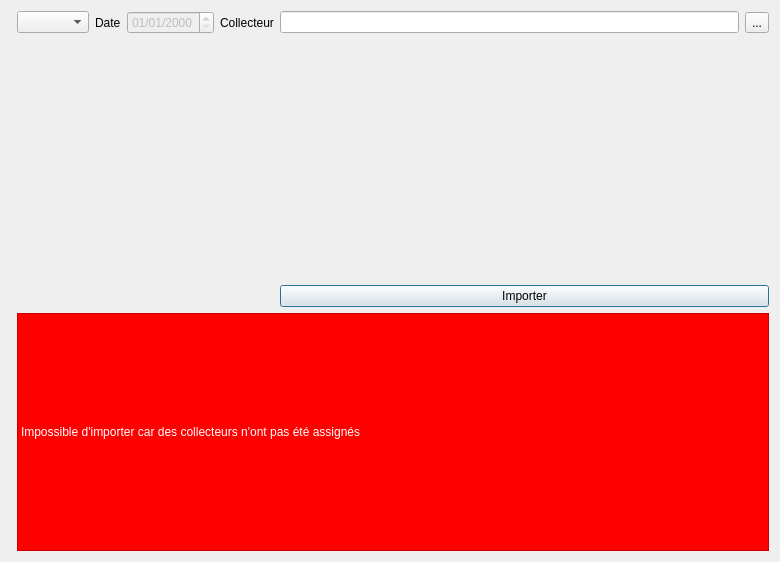
The window that ui/ui_databrowserdialog.ui (opengisch/QGIS_TEKSI_Wincan_Importer_Plugin) describes before a commit, drawn with Qt 5.
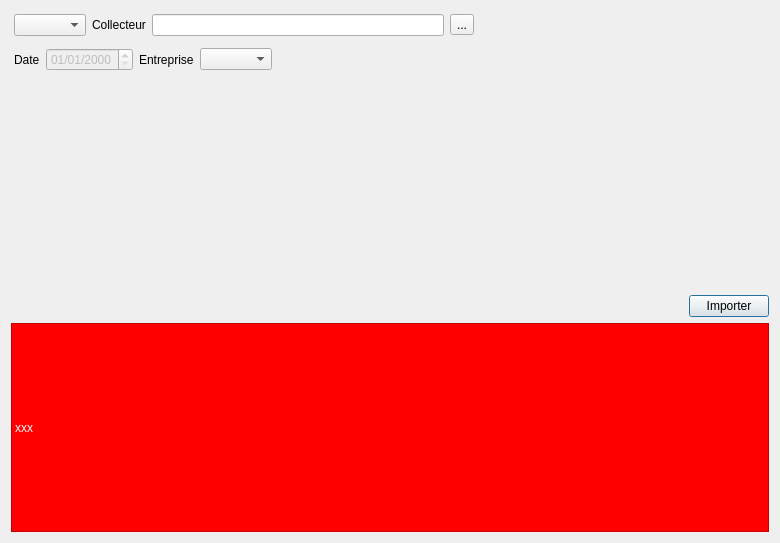
The same window after the commit. Icons and pictures are not drawn. Custom widgets are drawn as their Qt base class.

```diff
--- a/ui/ui_databrowserdialog.ui
+++ b/ui/ui_databrowserdialog.ui
@@ -7,32 +7,14 @@
     <x>0</x>
     <y>0</y>
     <width>780</width>
-    <height>562</height>
+    <height>543</height>
    </rect>
   </property>
   <property name="windowTitle">
    <string>Wincan 2 QGEP</string>
   </property>
   <layout class="QGridLayout" name="gridLayout">
-   <item row="0" column="4">
-    <widget class="QLabel" name="label_3">
-     <property name="text">
-      <string>Collecteur</string>
-     </property>
-    </widget>
-   </item>
-   <item row="0" column="6">
-    <widget class="QToolButton" name="searchButton">
-     <property name="text">
-      <string>...</string>
-     </property>
-     <property name="icon">
-      <iconset resource="../resources.qrc">
-       <normaloff>:/plugins/wincan2qgep/icons/magnifier13.svg</normaloff>:/plugins/wincan2qgep/icons/magnifier13.svg</iconset>
-     </property>
-    </widget>
-   </item>
-   <item row="3" column="1" colspan="6">
+   <item row="6" column="0" colspan="2">
     <widget class="QLabel" name="cannotImportLabel">
      <property name="autoFillBackground">
       <bool>false</bool>
@@ -50,7 +32,7 @@
       <number>3</number>
      </property>
      <property name="text">
-      <string>Impossible d'importer car des collecteurs n'ont pas été assignés</string>
+      <string>xxx</string>
      </property>
      <property name="scaledContents">
       <bool>false</bool>
@@ -60,7 +42,14 @@
      </property>
     </widget>
    </item>
-   <item row="1" column="0" colspan="7">
+   <item row="5" column="1">
+    <widget class="QPushButton" name="importButton">
+     <property name="text">
+      <string>Importer</string>
+     </property>
+    </widget>
+   </item>
+   <item row="4" column="0" colspan="2">
     <widget class="SectionWidget" name="sectionWidget" native="true">
      <layout class="QGridLayout" name="gridLayout_2">
       <property name="leftMargin">
@@ -78,21 +67,55 @@
      </layout>
     </widget>
    </item>
-   <item row="0" column="2">
+   <item row="2" column="0" colspan="2">
+    <widget class="QWidget" name="widget" native="true">
+     <property name="sizePolicy">
+      <sizepolicy hsizetype="Preferred" vsizetype="Maximum">
+       <horstretch>0</horstretch>
+       <verstretch>0</verstretch>
+      </sizepolicy>
+     </property>
+     <layout class="QGridLayout" name="gridLayout_3">
+      <property name="leftMargin">
+       <number>3</number>
+      </property>
+      <property name="topMargin">
+       <number>3</number>
+      </property>
+      <property name="rightMargin">
+       <number>3</number>
+      </property>
+      <property name="bottomMargin">
+       <number>3</number>
+      </property>
+      <item row="1" column="0">
     <widget class="QLabel" name="label_2">
      <property name="text">
       <string>Date</string>
      </property>
     </widget>
    </item>
-   <item row="2" column="5" colspan="2">
-    <widget class="QPushButton" name="importButton">
+      <item row="1" column="5">
+       <spacer name="horizontalSpacer_2">
+        <property name="orientation">
+         <enum>Qt::Horizontal</enum>
+        </property>
+        <property name="sizeHint" stdset="0">
+         <size>
+          <width>40</width>
+          <height>20</height>
+         </size>
+        </property>
+       </spacer>
+      </item>
+      <item row="1" column="3">
+       <widget class="QLabel" name="label">
      <property name="text">
-      <string>Importer</string>
+         <string>Entreprise</string>
      </property>
     </widget>
    </item>
-   <item row="0" column="3">
+      <item row="1" column="1">
     <widget class="QDateTimeEdit" name="dateTimeEdit">
      <property name="enabled">
       <bool>false</bool>
@@ -105,12 +128,86 @@
      </property>
     </widget>
    </item>
-   <item row="0" column="1">
+      <item row="1" column="4">
+       <widget class="QComboBox" name="operatingCompanyComboBox"/>
+      </item>
+     </layout>
+    </widget>
+   </item>
+   <item row="1" column="0" colspan="2">
+    <widget class="QWidget" name="widget_2" native="true">
+     <property name="sizePolicy">
+      <sizepolicy hsizetype="Preferred" vsizetype="Maximum">
+       <horstretch>0</horstretch>
+       <verstretch>0</verstretch>
+      </sizepolicy>
+     </property>
+     <layout class="QGridLayout" name="gridLayout_4">
+      <property name="leftMargin">
+       <number>3</number>
+      </property>
+      <property name="topMargin">
+       <number>3</number>
+      </property>
+      <property name="rightMargin">
+       <number>3</number>
+      </property>
+      <property name="bottomMargin">
+       <number>3</number>
+      </property>
+      <item row="0" column="0">
     <widget class="QComboBox" name="projectCombo"/>
    </item>
-   <item row="0" column="5">
+      <item row="0" column="1">
+       <widget class="QLabel" name="label_3">
+        <property name="text">
+         <string>Collecteur</string>
+        </property>
+       </widget>
+      </item>
+      <item row="0" column="2">
     <widget class="QLineEdit" name="channelNameEdit"/>
    </item>
+      <item row="0" column="3">
+       <widget class="QToolButton" name="searchButton">
+        <property name="text">
+         <string>...</string>
+        </property>
+        <property name="icon">
+         <iconset resource="../resources.qrc">
+          <normaloff>:/plugins/wincan2qgep/icons/magnifier13.svg</normaloff>:/plugins/wincan2qgep/icons/magnifier13.svg</iconset>
+        </property>
+       </widget>
+      </item>
+      <item row="0" column="4">
+       <spacer name="horizontalSpacer_3">
+        <property name="orientation">
+         <enum>Qt::Horizontal</enum>
+        </property>
+        <property name="sizeHint" stdset="0">
+         <size>
+          <width>40</width>
+          <height>20</height>
+         </size>
+        </property>
+       </spacer>
+      </item>
+     </layout>
+    </widget>
+   </item>
+   <item row="5" column="0">
+    <spacer name="horizontalSpacer">
+     <property name="orientation">
+      <enum>Qt::Horizontal</enum>
+     </property>
+     <property name="sizeHint" stdset="0">
+      <size>
+       <width>40</width>
+       <height>20</height>
+      </size>
+     </property>
+    </spacer>
+   </item>
   </layout>
  </widget>
  <customwidgets>
```
Left out of the diff: 19 changed lines with no effect on the pictures. Lines whose indentation alone changed are shown as unchanged.
